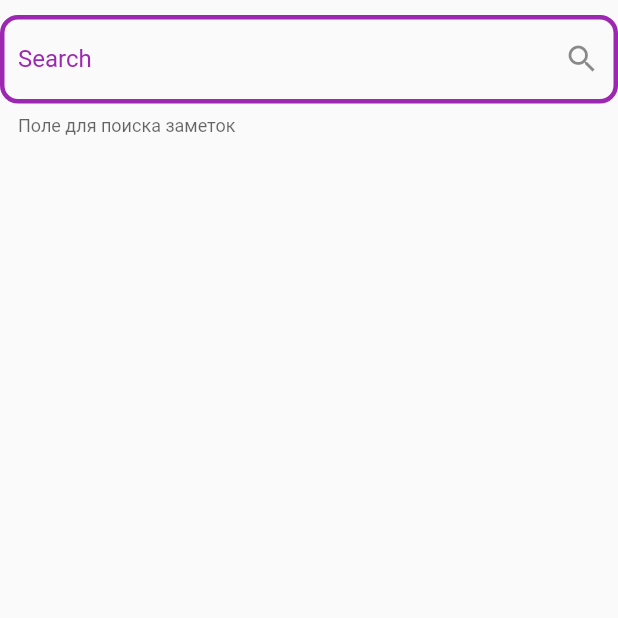
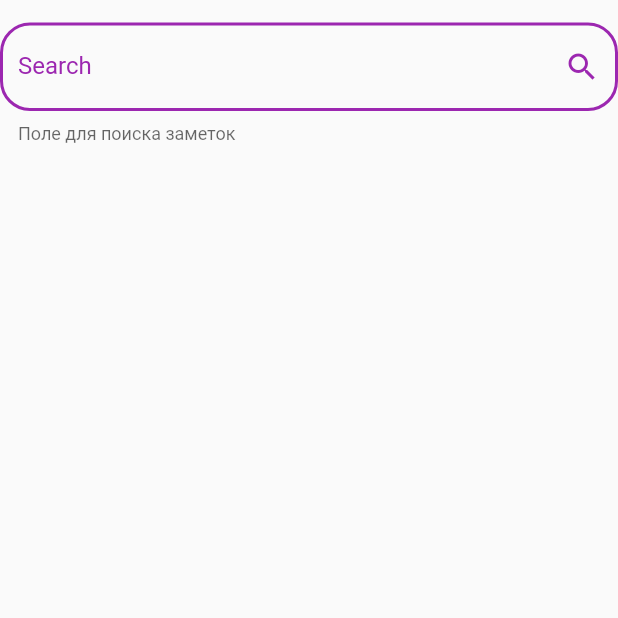
Before and after one commit to HonestElf/flutter, a Flutter app: the screen it shows after launch, on a phone screen of 412 x 824 dp, the top half of it. Run offline on Flutter 3.47's test engine with Material 2 defaults, Android fonts, the phone set to English and light mode, and no system bars.

Commit message:
finished 4 point

```diff
--- a/06_Layout/text_field_styled/lib/text_field_style.dart
+++ b/06_Layout/text_field_styled/lib/text_field_style.dart
@@ -23,24 +23,26 @@ class _MyHomePageState extends State<MyHomePage> {
             mainAxisAlignment: MainAxisAlignment.start,
             children: <Widget>[
               Container(
-                padding: const EdgeInsets.only(top: 10),
+                padding: const EdgeInsets.only(top: 15),
                 child: TextField(
                     focusNode: _focus,
                     decoration: InputDecoration(
                       suffixIcon: const Icon(
+                        color: Colors.purple,
                         Icons.search,
                       ),
                       labelStyle: const TextStyle(color: Colors.purple),
                       labelText: 'Search',
                       helperText: 'Поле для поиска заметок',
+                      hintText: 'Введите значение',
                       focusedBorder: OutlineInputBorder(
-                          borderRadius: BorderRadius.circular(12),
+                          borderRadius: BorderRadius.circular(20),
                           borderSide:
-                              const BorderSide(width: 3, color: Colors.purple)),
+                              const BorderSide(width: 2, color: Colors.purple)),
                       enabledBorder: OutlineInputBorder(
-                          borderRadius: BorderRadius.circular(12),
+                          borderRadius: BorderRadius.circular(20),
                           borderSide:
-                              const BorderSide(width: 3, color: Colors.purple)),
+                              const BorderSide(width: 2, color: Colors.purple)),
                     )),
               )
             ],
```
